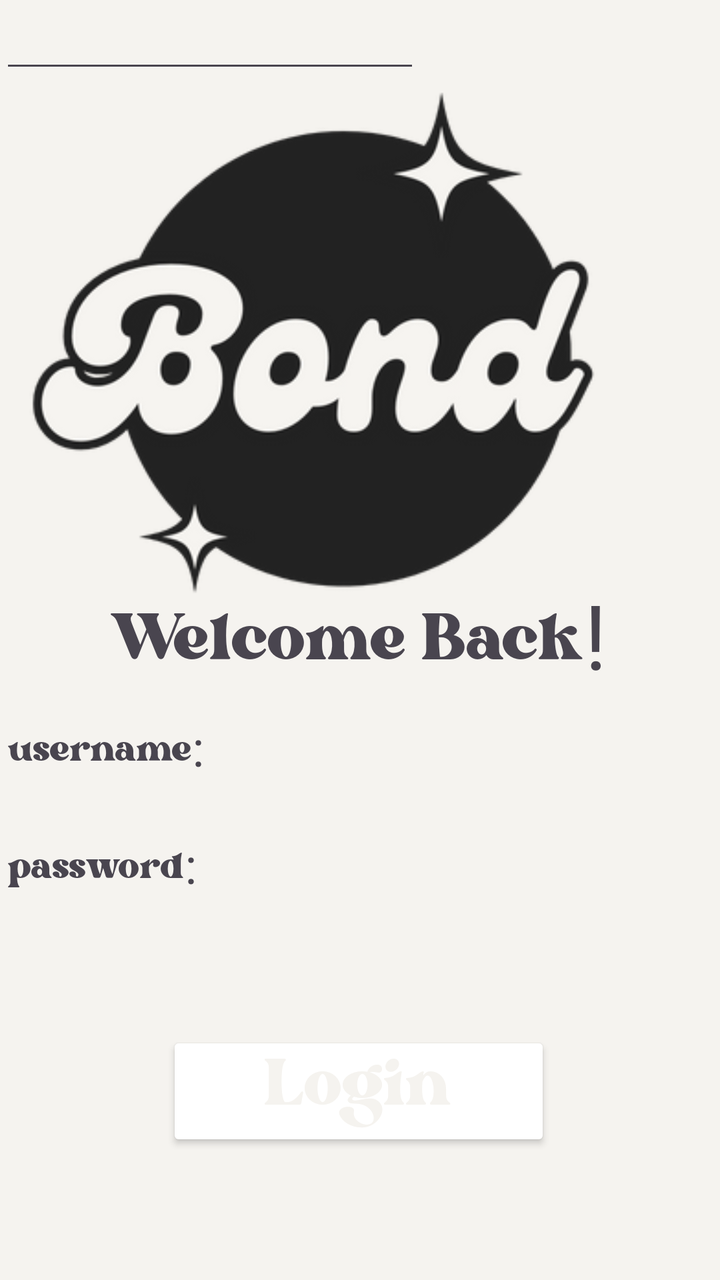
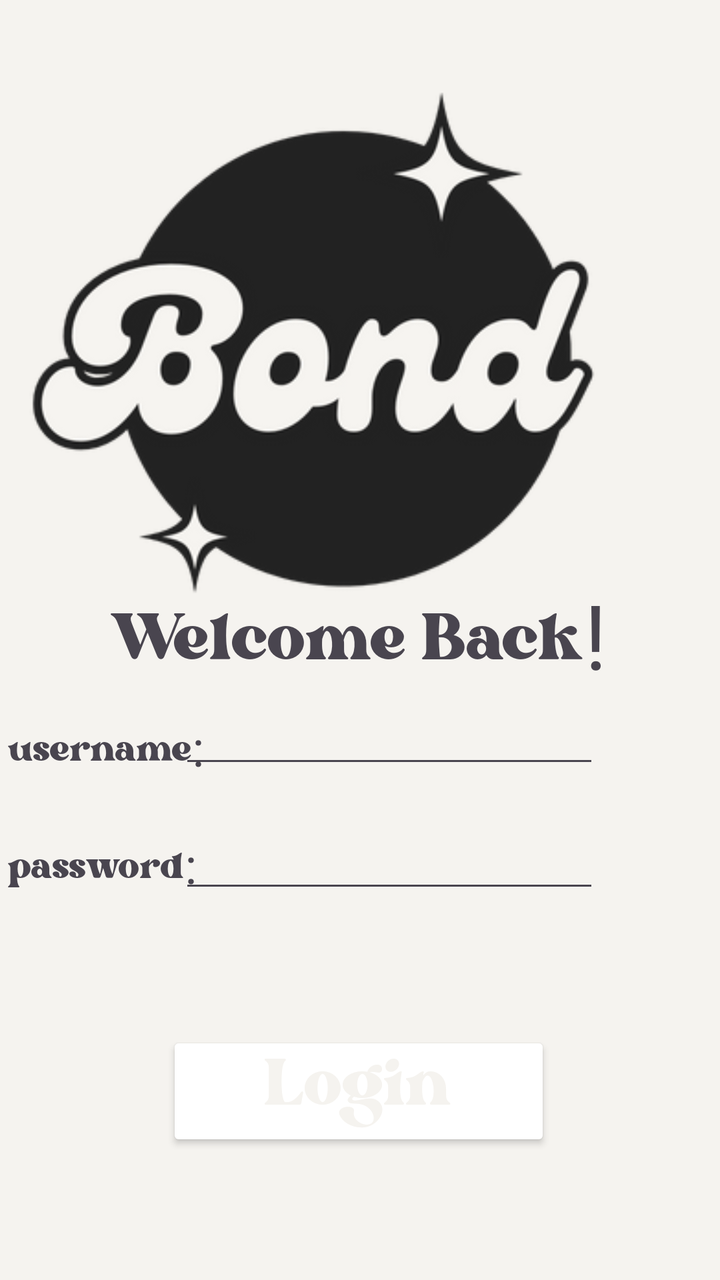

Screens rendered from an Android XML layout before and after an edit, with the pre-edit source and the edit as a unified diff.
<!-- AndroidManifest.xml: application theme Theme.Bond -->
<!-- res/layout/activity_login_page.xml -->
<?xml version="1.0" encoding="utf-8"?>
<androidx.constraintlayout.widget.ConstraintLayout xmlns:android="http://schemas.android.com/apk/res/android"
    xmlns:app="http://schemas.android.com/apk/res-auto"
    xmlns:tools="http://schemas.android.com/tools"
    android:id="@+id/login_page"
    android:layout_width="match_parent"
    android:layout_height="match_parent"
    android:background="#F5F3EF"
    tools:context=".UI.LoginPage">

    <ImageView
        android:id="@+id/bond_icon_login"
        android:layout_width="480dp"
        android:layout_height="298dp"
        app:layout_constraintBottom_toBottomOf="parent"
        app:layout_constraintEnd_toEndOf="parent"
        app:layout_constraintHorizontal_bias="0.71"
        app:layout_constraintStart_toStartOf="parent"
        app:layout_constraintTop_toTopOf="parent"
        app:layout_constraintVertical_bias="0.087"
        app:srcCompat="@drawable/bond_transparent" />

    <TextView
        android:id="@+id/welcome_back_text"
        android:layout_width="wrap_content"
        android:layout_height="wrap_content"
        android:fontFamily="@font/bright_demo"
        android:text="Welcome Back!"
        android:textAppearance="@style/TextAppearance.AppCompat.Display2"
        app:layout_constraintBottom_toBottomOf="parent"
        app:layout_constraintEnd_toEndOf="parent"
        app:layout_constraintHorizontal_bias="0.497"
        app:layout_constraintStart_toStartOf="parent"
        app:layout_constraintTop_toTopOf="parent"
        app:layout_constraintVertical_bias="0.499" />

    <Button
        android:id="@+id/login_button"
        android:layout_width="192dp"
        android:layout_height="60dp"
        android:backgroundTint="#222222"
        android:backgroundTintMode="add"
        android:fontFamily="@font/bright_demo"
        android:text="Login"
        android:textAppearance="@style/TextAppearance.AppCompat.Display2"
        android:textColor="#F5F3EF"
        app:layout_constraintBottom_toBottomOf="parent"
        app:layout_constraintEnd_toEndOf="parent"
        app:layout_constraintHorizontal_bias="0.497"
        app:layout_constraintStart_toStartOf="parent"
        app:layout_constraintTop_toTopOf="parent"
        app:layout_constraintVertical_bias="0.889" />

    <TextView
        android:id="@+id/username_text"
        android:layout_width="wrap_content"
        android:layout_height="wrap_content"
        android:fontFamily="@font/bright_demo"
        android:text="username:"
        android:textSize="25sp"
        app:layout_constraintBottom_toBottomOf="parent"
        app:layout_constraintEnd_toEndOf="parent"
        app:layout_constraintHorizontal_bias="0.015"
        app:layout_constraintStart_toStartOf="parent"
        app:layout_constraintTop_toTopOf="parent"
        app:layout_constraintVertical_bias="0.59" />

    <TextView
        android:id="@+id/password_text"
        android:layout_width="96dp"
        android:layout_height="33dp"
        android:fontFamily="@font/bright_demo"
        android:text="password:"
        android:textSize="25sp"
        app:layout_constraintBottom_toBottomOf="parent"
        app:layout_constraintEnd_toEndOf="parent"
        app:layout_constraintHorizontal_bias="0.015"
        app:layout_constraintStart_toStartOf="parent"
        app:layout_constraintTop_toTopOf="parent"
        app:layout_constraintVertical_bias="0.69" />

    <EditText
        android:id="@+id/password_edit_text"
        android:layout_width="wrap_content"
        android:layout_height="wrap_content"
        android:ems="10"
        android:inputType="textPassword"
        tools:layout_editor_absoluteX="120dp"
        tools:layout_editor_absoluteY="474dp" />

    <EditText
        android:id="@+id/username_edit_text"
        android:layout_width="wrap_content"
        android:layout_height="wrap_content"
        android:ems="10"
        android:inputType="text"
        tools:layout_editor_absoluteX="120dp"
        tools:layout_editor_absoluteY="404dp" />
</androidx.constraintlayout.widget.ConstraintLayout>
<!-- resources referenced by this layout -->
<resources>
  <!-- drawable bond_transparent: png bitmap (drawable, 35200 bytes) -->
  <style name="Theme.Bond" parent="Base.Theme.Bond" />
  <style name="Base.Theme.Bond" parent="Theme.Material3.DayNight.NoActionBar">
          
          
      </style>
</resources>

<!-- the commit's change to res/layout/activity_login_page.xml (unified diff, before → after) -->
@@ -85,8 +85,12 @@
         android:layout_height="wrap_content"
         android:ems="10"
         android:inputType="textPassword"
-        tools:layout_editor_absoluteX="120dp"
-        tools:layout_editor_absoluteY="474dp" />
+        app:layout_constraintBottom_toBottomOf="parent"
+        app:layout_constraintEnd_toEndOf="parent"
+        app:layout_constraintHorizontal_bias="0.597"
+        app:layout_constraintStart_toStartOf="parent"
+        app:layout_constraintTop_toTopOf="parent"
+        app:layout_constraintVertical_bias="0.685" />
 
     <EditText
         android:id="@+id/username_edit_text"
@@ -94,6 +98,10 @@
         android:layout_height="wrap_content"
         android:ems="10"
         android:inputType="text"
-        tools:layout_editor_absoluteX="120dp"
-        tools:layout_editor_absoluteY="404dp" />
+        app:layout_constraintBottom_toBottomOf="parent"
+        app:layout_constraintEnd_toEndOf="parent"
+        app:layout_constraintHorizontal_bias="0.597"
+        app:layout_constraintStart_toStartOf="parent"
+        app:layout_constraintTop_toTopOf="parent"
+        app:layout_constraintVertical_bias="0.581" />
 </androidx.constraintlayout.widget.ConstraintLayout>
